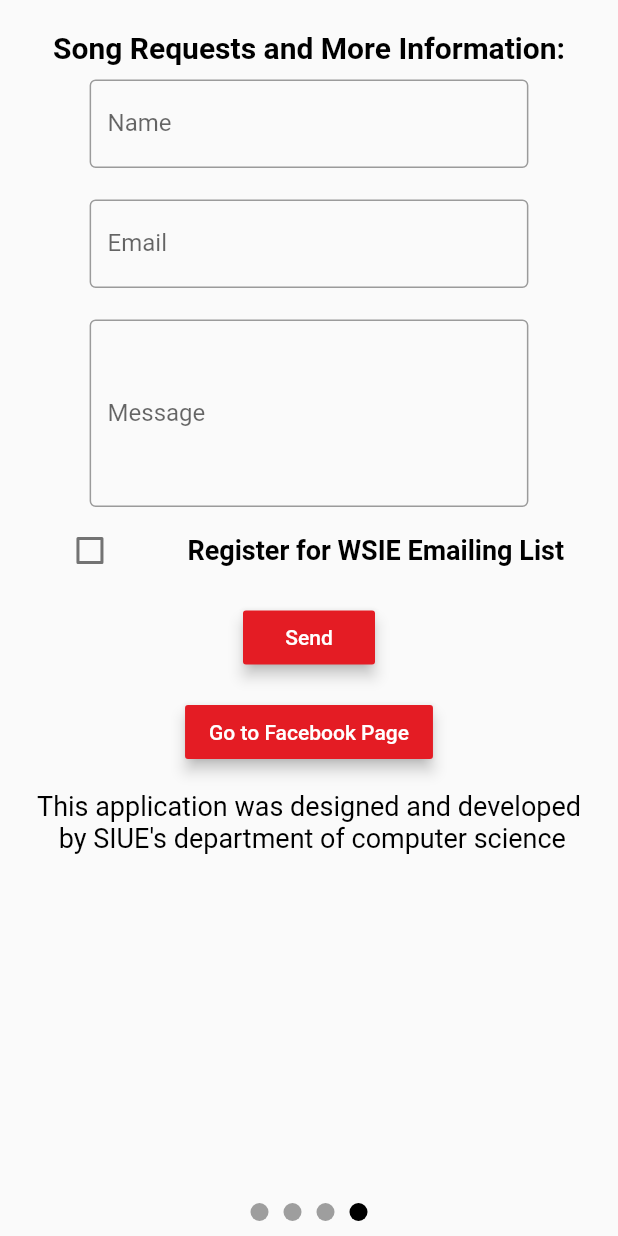
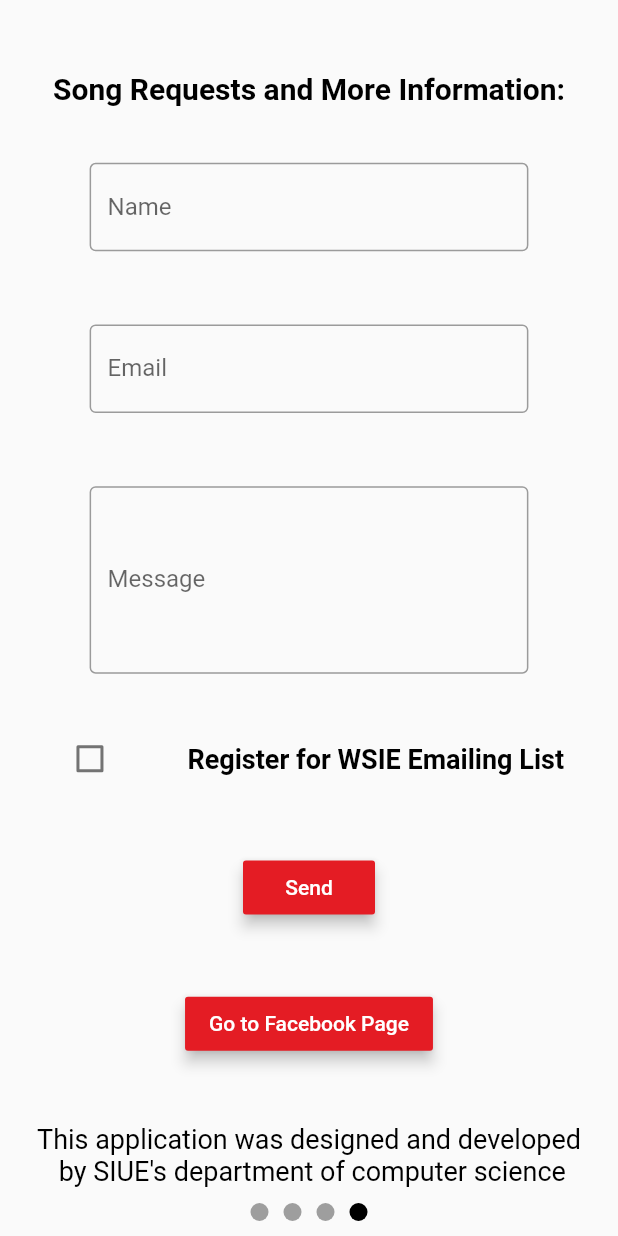
Before and after one commit to tcronis/WSIE_Radio, a Flutter app: the screen it shows after launch, swiped to page 4, on a phone screen of 412 x 824 dp. Run offline on Flutter 3.47's test engine with Material 2 defaults, Android fonts, the phone set to English and light mode, and no system bars; drawn by our look-alikes of page_indicator; our stand-ins replace cached_network_image, pull_to_refresh, splashscreen; missing offline and left inert: webfeed; network calls fail.

Commit message:
Removal of the listview builder in email_page

```diff
--- a/wsie_radio/lib/Pages/email_and_facebook_page.dart
+++ b/wsie_radio/lib/Pages/email_and_facebook_page.dart
@@ -137,10 +137,7 @@ class __EmailAndFacebookPage extends State<EmailAndFacebookPage> with AutomaticK
           onTap: (){
             FocusScope.of(context).requestFocus(new FocusNode());
           },
-            child: new ListView.builder(
-              itemCount: 1,
-              itemBuilder: (BuildContext context, int index){
-                return Column(
+          child: new Column(
               mainAxisSize: MainAxisSize.max,
               mainAxisAlignment: MainAxisAlignment.spaceEvenly,
               children: <Widget>[
@@ -322,8 +319,6 @@ class __EmailAndFacebookPage extends State<EmailAndFacebookPage> with AutomaticK
 
                 )
               ],
-                );
-              }
             ),
           ),
         ),
```
Lines whose indentation alone changed are shown as unchanged.
